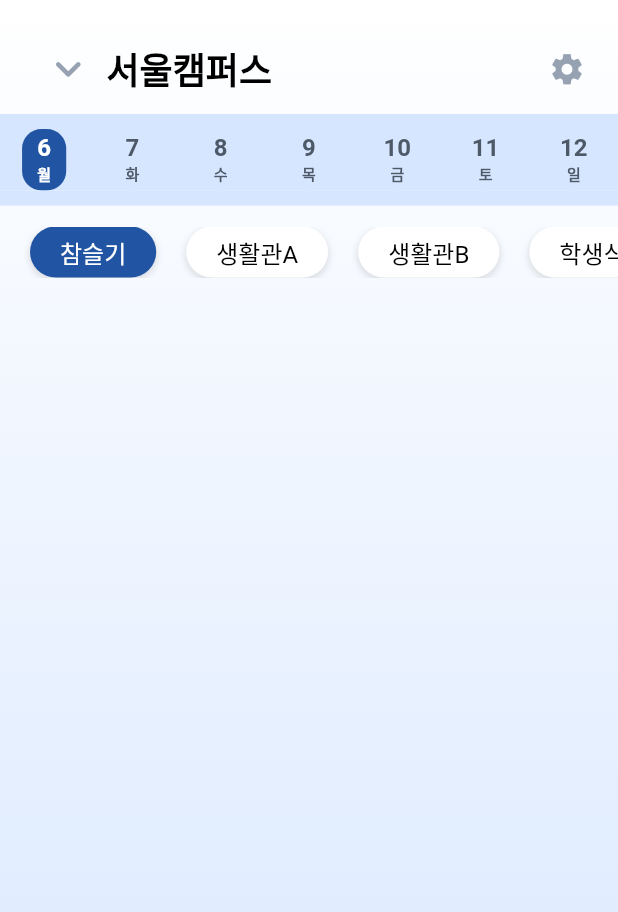
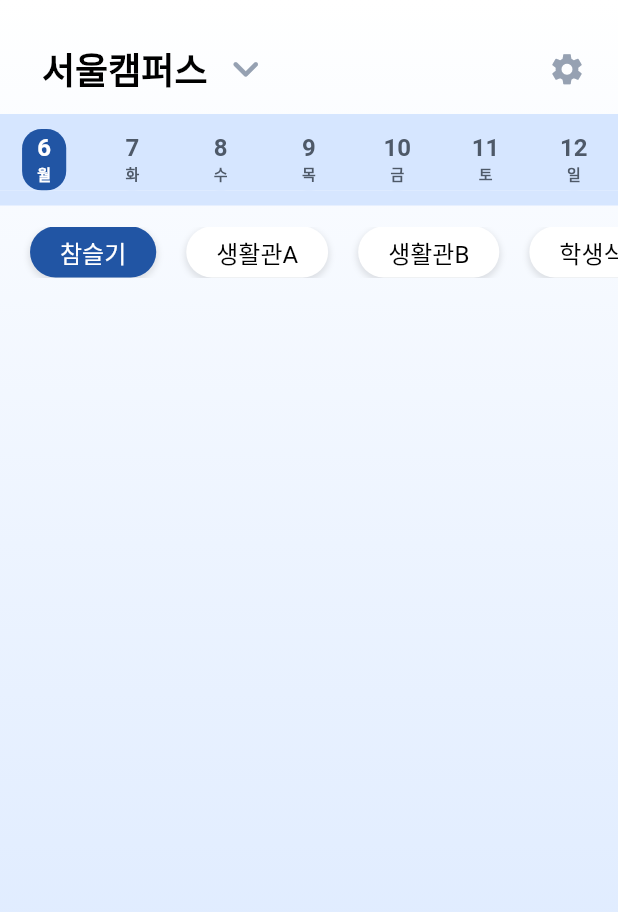
Before and after one commit to HipstuCAU/nyam_nyam_flutter, a Flutter app: the screen it shows after launch, on a phone screen of 412 x 824 dp. Shown: the top 912 px of the screen. Run offline on Flutter 3.47's test engine with Material 2 defaults, Android fonts, the phone set to English and light mode, and no system bars.

Commit message:
[feat] top bar 순서 변경 (#1)

```diff
--- a/lib/widgets/homeScreenTopBar_widget.dart
+++ b/lib/widgets/homeScreenTopBar_widget.dart
@@ -11,7 +11,9 @@ class HomeScreenTopBar extends StatelessWidget {
     return Row(
       mainAxisAlignment: MainAxisAlignment.spaceBetween,
       children: [
-        TextButton.icon(
+        Directionality(
+          textDirection: TextDirection.rtl,
+          child: TextButton.icon(
             onPressed: (() {}),
             icon: const Icon(
               Icons.keyboard_arrow_down_rounded,
@@ -27,6 +29,7 @@ class HomeScreenTopBar extends StatelessWidget {
               ),
             ),
           ),
+        ),
         IconButton(
           onPressed: () {},
           icon: const Icon(Icons.settings),
```
Lines whose indentation alone changed are shown as unchanged.
